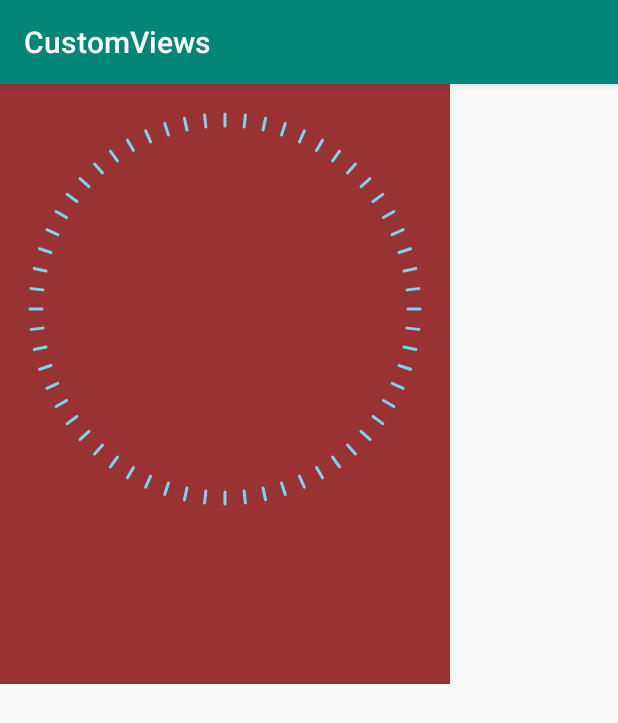
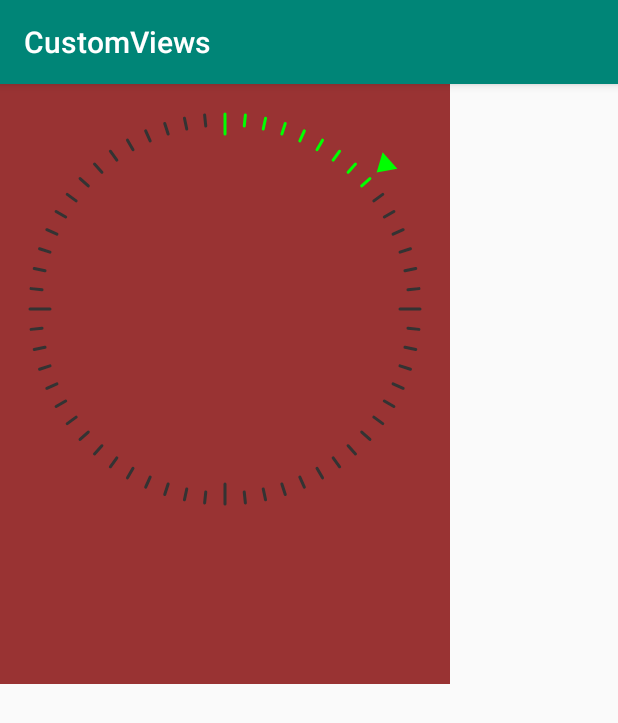
Before and after one commit to PaIn22152/CustomViews, an Android app: the screen it shows after launch (MainActivity), on a phone screen of 412 x 824 dp. Shown: the top 723 px of the screen. Run offline under Robolectric (Android 15) with nearby library versions, the phone set to English and light mode, and no system bars.

Commit message:
表盘进度view

```diff
--- a/app/src/main/java/com/perdev/customviews/MainActivity.kt
+++ b/app/src/main/java/com/perdev/customviews/MainActivity.kt
@@ -12,9 +12,9 @@ class MainActivity : AppCompatActivity() {
     val handler = Handler()
     var run: Runnable = object : Runnable {
         override fun run() {
-            if (p <= 100) {
+            if (p <= 60) {
                 dpb_am.setProcess(p++)
-                handler.postDelayed(this, 50)
+                handler.postDelayed(this, 1000)
             }
 
         }
@@ -26,13 +26,13 @@ class MainActivity : AppCompatActivity() {
         setContentView(R.layout.activity_main)
 
 
-        pcv_am.setMax(100)
-        pcv_am.addProgress(50, Color.parseColor("#991100"))
-        pcv_am.addProgress(20, Color.parseColor("#003366"))
+//        pcv_am.setMax(100)
+//        pcv_am.addProgress(50, Color.parseColor("#991100"))
+//        pcv_am.addProgress(20, Color.parseColor("#003366"))
 
 
-        dpb_am.setMax(100)
-        handler.postDelayed(run, 50)
+        dpb_am.setMax(60)
+        handler.post(run)
 
 
     }
--- a/app/src/main/res/layout/activity_main.xml
+++ b/app/src/main/res/layout/activity_main.xml
@@ -8,24 +8,26 @@
   android:orientation="vertical"
   tools:context=".MainActivity">
 
-  <com.perdev.viewlib.widget.PieChartView
-    android:id="@+id/pcv_am"
-    android:layout_width="300dp"
-    android:visibility="gone"
-    android:layout_height="200dp"
-    android:background="#00f"
-    app:clockwise="false"
-    app:pie_color="#fff"
-    app:start_angle="180"
-    />
+  <!--<com.perdev.viewlib.widget.PieChartView-->
+  <!--android:id="@+id/pcv_am"-->
+  <!--android:layout_width="300dp"-->
+  <!--android:layout_height="200dp"-->
+  <!--android:background="#00f"-->
+  <!--android:visibility="gone"-->
+  <!--app:clockwise="false"-->
+  <!--app:pie_color="#fff"-->
+  <!--app:start_angle="180"-->
+  <!--/>-->
 
 
   <com.perdev.viewlib.widget.DialProcessBar
     android:id="@+id/dpb_am"
-    app:dark="#393"
-    app:light="#0f0"
     android:layout_width="300dp"
     android:layout_height="400dp"
-    android:background="#933"/>
+    android:background="#933"
+    app:dark_color="#333"
+    app:light_color="#0f0"
+    app:scale_num="60"
+    app:show_pointer="true"/>
 
 </LinearLayout>
--- a/viewlib/src/main/java/com/perdev/viewlib/widget/DialProcessBar.java
+++ b/viewlib/src/main/java/com/perdev/viewlib/widget/DialProcessBar.java
@@ -5,6 +5,8 @@ import android.content.res.TypedArray;
 import android.graphics.Canvas;
 import android.graphics.Color;
 import android.graphics.Paint;
+import android.graphics.Paint.Style;
+import android.graphics.Path;
 import android.util.AttributeSet;
 import com.perdev.viewlib.R;
 import com.perdev.viewlib.utils.PixelUtil;
@@ -23,15 +25,24 @@ public class DialProcessBar extends BaseView {
      */
     private Paint linePaint;
 
+    /**
+     * 指针画笔
+     */
+    private Paint pointerPaint;
+
 
     private int max     = 100;
     private int process = 0;
 
-    private static final int DEF_COLOR_LIGHT = Color.parseColor("#7bd6eb");
-    private static final int DEF_COLOR_DARK  = Color.parseColor("#333333");
+    private static final int     DEF_COLOR_LIGHT  = Color.parseColor("#7bd6eb");
+    private static final int     DEF_COLOR_DARK   = Color.parseColor("#333333");
+    private static final int     DEF_SCALE_NUM    = 60;
+    private static final boolean DEF_SHOW_POINTER = false;
 
-    private int colorLight;
-    private int colorDark;
+    private int     colorLight;
+    private int     colorDark;
+    private int     scaleNum;
+    private boolean showPointer;
 
 
     public DialProcessBar(Context context) {
@@ -53,11 +64,18 @@ public class DialProcessBar extends BaseView {
 
     @Override
     protected void init(Context context, AttributeSet attrs, int defStyleAttr) {
-        super.init(context, attrs, defStyleAttr);
 
         colorLight = DEF_COLOR_LIGHT;
         colorDark = DEF_COLOR_DARK;
-        linePaint = getAvailablePaint(colorDark, 45, 3, Paint.Style.FILL);
+        scaleNum = DEF_SCALE_NUM;
+        showPointer = DEF_SHOW_POINTER;
+
+        super.init(context, attrs, defStyleAttr);
+
+        d("init");
+
+        linePaint = getAvailablePaint(colorDark, 3, Style.STROKE);
+        pointerPaint = getAvailablePaint(colorLight, 3, Style.FILL);
 
     }
 
@@ -68,30 +86,32 @@ public class DialProcessBar extends BaseView {
 
     @Override
     protected void typed(TypedArray ta) {
-        d("typed  colorLight = "+colorLight);
-        colorLight = ta.getColor(R.styleable.DialProcessBar_light, DEF_COLOR_LIGHT);
-        colorDark = ta.getColor(R.styleable.DialProcessBar_dark, DEF_COLOR_DARK);
-        d("222typed  colorLight = "+colorLight);
+        d("typed  colorLight = " + colorLight);
+        d("typed  scaleNum = " + scaleNum);
+        colorLight = ta.getColor(R.styleable.DialProcessBar_light_color, DEF_COLOR_LIGHT);
+        colorDark = ta.getColor(R.styleable.DialProcessBar_dark_color, DEF_COLOR_DARK);
+        scaleNum = ta.getInteger(R.styleable.DialProcessBar_scale_num, DEF_SCALE_NUM);
+        showPointer = ta.getBoolean(R.styleable.DialProcessBar_show_pointer, DEF_SHOW_POINTER);
+        d("222typed  colorLight = " + colorLight);
+        d("222typed  scaleNum = " + scaleNum);
     }
 
     /**
      * get a paint by ur request.
      *
      * @param color
-     * @param textSize
-     * @param strockWidth
+     * @param strokeWidth
      * @param style
      * @return
      */
-    private Paint getAvailablePaint(int color, int textSize, int strockWidth, Paint.Style style) {
+    private Paint getAvailablePaint(int color, int strokeWidth, Paint.Style style) {
 
         Paint paint = new Paint(Paint.ANTI_ALIAS_FLAG | Paint.FAKE_BOLD_TEXT_FLAG);
         paint.setAntiAlias(true);
-        paint.setTextSize(textSize);
         paint.setAlpha(1);
         paint.setColor(color);
         paint.setStyle(style);
-        paint.setStrokeWidth(strockWidth);
+        paint.setStrokeWidth(strokeWidth);
         paint.setStrokeCap(Paint.Cap.ROUND);
         paint.setTextAlign(Paint.Align.CENTER);
         paint.setStrokeCap(Paint.Cap.ROUND);
@@ -107,6 +127,10 @@ public class DialProcessBar extends BaseView {
         super.onDraw(canvas);
         drawScaleLine(canvas, linePaint, minWH, minWH);
 
+        if (showPointer) {
+            drawTriangle(canvas, pointerPaint, minWH, minWH);
+        }
+
     }
 
 
@@ -120,8 +144,10 @@ public class DialProcessBar extends BaseView {
      */
     private void drawScaleLine(Canvas canvas, Paint paint, int width, int height) {
 
+//        d("drawScaleLine   scaleNum = " + scaleNum);
+
         //一共分出来多少条线，要求可以被360整除，不然会有问题
-        int lineNum = 60;
+        int lineNum = scaleNum;
         for (int i = 1; i <= lineNum; i++) {
 
             int num = (max - process) * lineNum / max;
@@ -132,10 +158,10 @@ public class DialProcessBar extends BaseView {
                 paint.setColor(colorLight);
             }
 
-            int len = PixelUtil.dp2Px(8);
-//            if (i % 15 == 0) {
-//                len += PixelUtil.dp2Px(5);
-//            }
+            int len = PixelUtil.dp2Px(7);
+            if (i % 15 == 0) {
+                len += PixelUtil.dp2Px(6);
+            }
             canvas.save(); //save current state of canvas.
             canvas.rotate(360 - 360f / lineNum * i, width / 2f, height / 2f);
             //绘制表盘
@@ -152,6 +178,26 @@ public class DialProcessBar extends BaseView {
     }
 
 
+    /**
+     * 绘制三角形指针
+     */
+    private void drawTriangle(Canvas canvas, Paint paint, int width, int height) {
+
+        int rotation = (max - process) * 360 / max;
+
+        canvas.save(); //save current state of canvas.
+        canvas.rotate(360 - rotation, width / 2f, height / 2f);
+
+        //实例化路径
+        Path path = new Path();
+        path.moveTo(width / 2f, PixelUtil.dp2Px(14));// 此点为多边形的起点
+        path.lineTo(width / 2f + PixelUtil.dp2Px(7), PixelUtil.dp2Px(2));
+        path.lineTo(width / 2f - PixelUtil.dp2Px(7), PixelUtil.dp2Px(2));
+        path.close(); // 使这些点构成封闭的多边形
+        canvas.drawPath(path, paint);
+    }
+
+
     public void setMax(int max) {
         this.max = max;
     }
--- a/viewlib/src/main/res/values/attrs.xml
+++ b/viewlib/src/main/res/values/attrs.xml
@@ -12,8 +12,13 @@
 
   <declare-styleable name="DialProcessBar">
     <attr format="color"
-      name="dark"/><!--暗色-->
+      name="dark_color"/><!--暗色-->
     <attr format="color"
-      name="light"/><!--亮色-->
+      name="light_color"/><!--亮色-->
+    <attr format="integer"
+      name="scale_num"/><!--刻度条数量-->
+    <attr format="boolean"
+      name="show_pointer"/><!--是否显示指针-->
+
   </declare-styleable>
 </resources>
```
